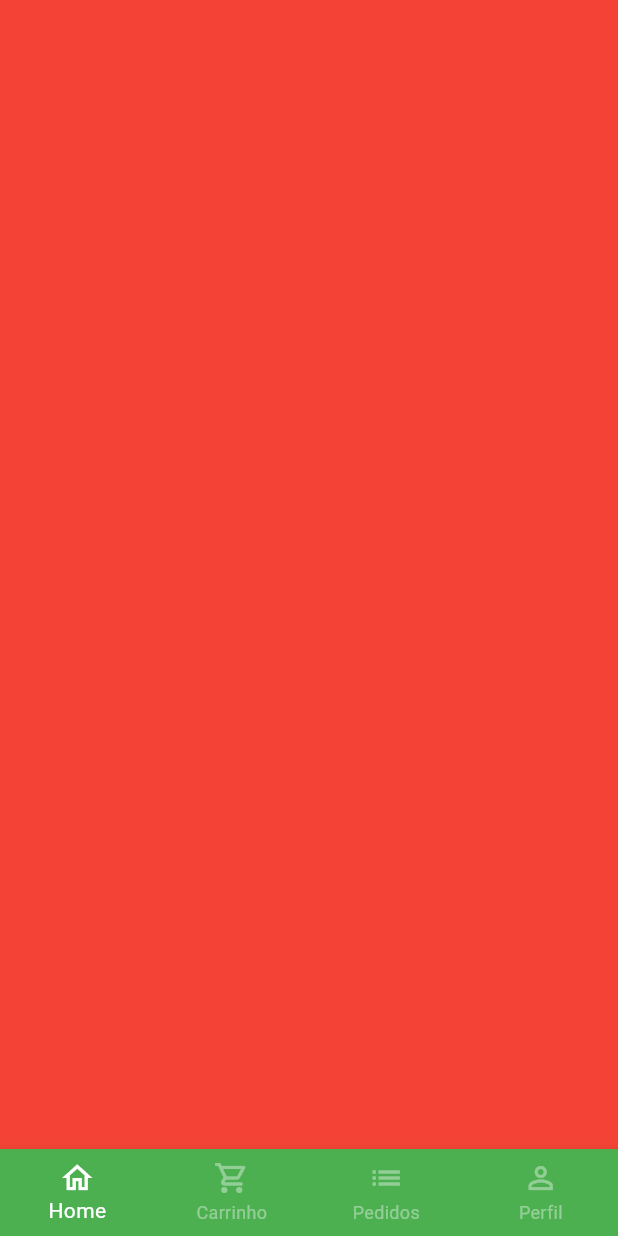
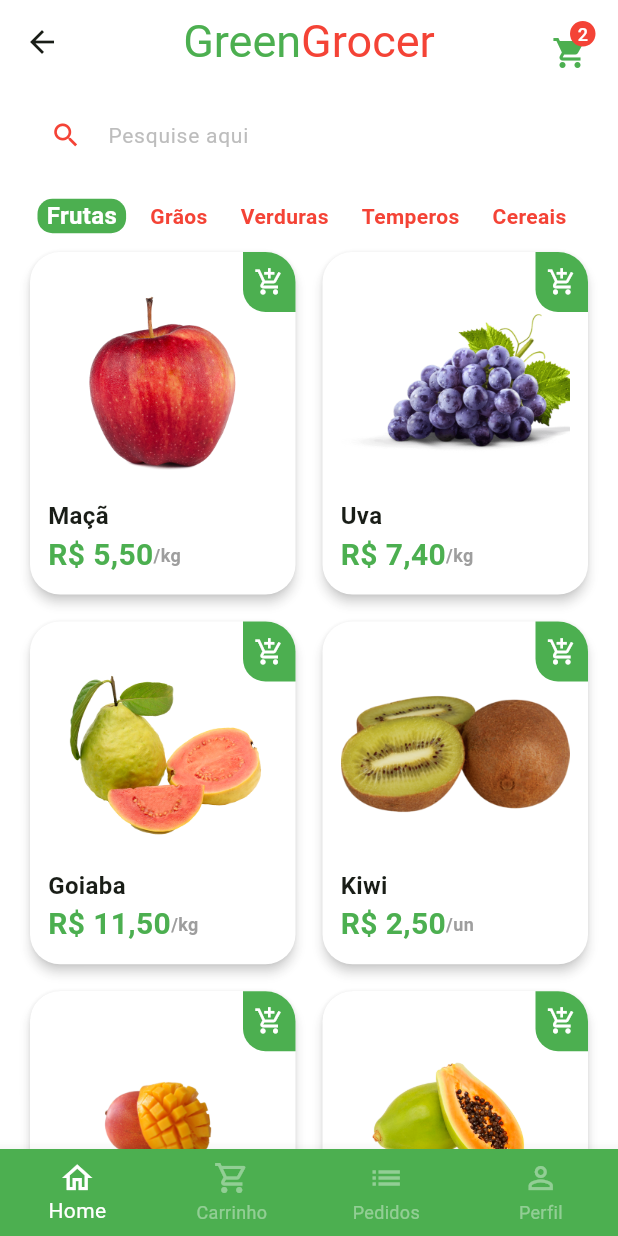
Before and after one commit to lucasletro/GreenGrocer, a Flutter app: the BaseScreen screen opened directly, on a phone screen of 412 x 824 dp. Run offline on Flutter 3.47's test engine with Material 2 defaults, Android fonts, the phone set to English and light mode, and no system bars; our stand-ins replace animated_text_kit, mask_text_input_formatter.

Commit message:
Tela Home.

```diff
--- a/lib/main.dart
+++ b/lib/main.dart
@@ -1,5 +1,6 @@
 import 'package:flutter/material.dart';
-import 'package:greengrocer/src/auth/sign_in_screen.dart';
+import 'package:greengrocer/src/pages/auth/sign_in_screen.dart';
+
 
 void main() {
   runApp(const MyApp());
@@ -15,6 +16,7 @@ class MyApp extends StatelessWidget {
       title: 'Flutter Demo',
       theme: ThemeData(
         colorScheme: ColorScheme.fromSeed(seedColor: Colors.green),
+        scaffoldBackgroundColor: Colors.white.withAlpha(190),
         useMaterial3: true,
       ),
       debugShowCheckedModeBanner: false,
--- /dev/null
+++ b/lib/src/config/app_data.dart
@@ -0,0 +1,76 @@
+//AQUI VAMOS ADICIONAR TODOS OS DADOS QUE VAMOS
+//USAR NO APP.
+
+import 'package:greengrocer/src/models/item_model.dart';
+
+ItemModel apple = ItemModel(
+  description:
+      'A melhor maçã da região e que conta com o melhor preço de qualquer quitanda. Este item conta com vitaminas essenciais para o fortalecimento corporal, resultando em uma vida saudável.',
+  imgUrl: 'assets/fruits/apple.png',
+  itemName: 'Maçã',
+  price: 5.5,
+  unit: 'kg',
+);
+
+ItemModel grape = ItemModel(
+  imgUrl: 'assets/fruits/grape.png',
+  itemName: 'Uva',
+  price: 7.4,
+  unit: 'kg',
+  description:
+      'A melhor uva da região e que conta com o melhor preço de qualquer quitanda. Este item conta com vitaminas essenciais para o fortalecimento corporal, resultando em uma vida saudável.',
+);
+
+ItemModel guava = ItemModel(
+  imgUrl: 'assets/fruits/guava.png',
+  itemName: 'Goiaba',
+  price: 11.5,
+  unit: 'kg',
+  description:
+      'A melhor goiaba da região e que conta com o melhor preço de qualquer quitanda. Este item conta com vitaminas essenciais para o fortalecimento corporal, resultando em uma vida saudável.',
+);
+
+ItemModel kiwi = ItemModel(
+  imgUrl: 'assets/fruits/kiwi.png',
+  itemName: 'Kiwi',
+  price: 2.5,
+  unit: 'un',
+  description:
+      'O melhor kiwi da região e que conta com o melhor preço de qualquer quitanda. Este item conta com vitaminas essenciais para o fortalecimento corporal, resultando em uma vida saudável.',
+);
+
+ItemModel mango = ItemModel(
+  imgUrl: 'assets/fruits/mango.png',
+  itemName: 'Manga',
+  price: 2.5,
+  unit: 'un',
+  description:
+      'A melhor manga da região e que conta com o melhor preço de qualquer quitanda. Este item conta com vitaminas essenciais para o fortalecimento corporal, resultando em uma vida saudável.',
+);
+
+ItemModel papaya = ItemModel(
+  imgUrl: 'assets/fruits/papaya.png',
+  itemName: 'Mamão papaya',
+  price: 8,
+  unit: 'kg',
+  description:
+      'O melhor mamão da região e que conta com o melhor preço de qualquer quitanda. Este item conta com vitaminas essenciais para o fortalecimento corporal, resultando em uma vida saudável.',
+);
+
+//lista de items que vamos utilizar
+List<ItemModel> items = [
+  apple,
+  grape,
+  guava,
+  kiwi,
+  mango,
+  papaya,
+];
+
+List<String> categories = [
+  "Frutas",
+  "Grãos",
+  "Verduras",
+  "Temperos",
+  "Cereais",
+];
--- /dev/null
+++ b/lib/src/models/item_model.dart
@@ -0,0 +1,17 @@
+
+//CLASSE DE MODELO DO ITEM DE APRESENTAÇÃO NA TELA HOME.
+class ItemModel {
+  String itemName;
+  String imgUrl;
+  String unit;
+  double price;
+  String description;
+
+  ItemModel({
+    required this.description,
+    required this.imgUrl,
+    required this.itemName,
+    required this.price,
+    required this.unit,
+  });
+}
--- a/lib/src/auth/sign_up_screen.dart
+++ b/lib/src/pages/auth/sign_up_screen.dart
@@ -1,6 +1,7 @@
 import 'package:flutter/material.dart';
-import 'package:greengrocer/src/auth/components/custom_text_field.dart';
 import 'package:mask_text_input_formatter/mask_text_input_formatter.dart';
+
+import 'components/custom_text_field.dart';
 
 class SignUpScreen extends StatelessWidget {
   SignUpScreen({Key? key}) : super(key: key);
--- a/lib/src/base/base_screen.dart
+++ b/lib/src/pages/base/base_screen.dart
@@ -1,4 +1,7 @@
 import 'package:flutter/material.dart';
+
+import '../home/home_tab.dart';
+
 
 class BaseScreen extends StatefulWidget {
   const BaseScreen({Key? key}) : super(key: key);
@@ -19,7 +22,7 @@ class _BaseScreenState extends State<BaseScreen> {
         physics: const NeverScrollableScrollPhysics(),
         controller: pageController,
         children: [
-          Container(color: Colors.red,),
+          const HomeTab(),
           Container(color: Colors.yellow,),
           Container(color: Colors.blue,),
           Container(color: Colors.purple,),
--- /dev/null
+++ b/lib/src/pages/home/components/category_tile.dart
@@ -0,0 +1,46 @@
+import 'package:flutter/material.dart';
+
+//TILE DE CATEGORIAS USADO NA HOME_TAB
+//NA SEÇÃO DE CATEGORIAS.
+
+class CategoryTile extends StatelessWidget {
+  const CategoryTile({
+    Key? key,
+    required this.category,
+    required this.isSelected,
+    required this.onPressed,
+
+  }) : super(key: key);
+
+  final String category;
+  final bool isSelected;
+  final VoidCallback onPressed;
+
+  @override
+  Widget build(BuildContext context) {
+
+    return GestureDetector(
+      onTap: onPressed,
+      child: Align(
+        alignment: Alignment.center,
+        child: Container(
+          padding: const EdgeInsets.symmetric(
+            horizontal: 6,
+          ),
+          decoration: BoxDecoration(
+              borderRadius: BorderRadius.circular(10),
+              color: isSelected ? Colors.green : Colors.transparent,
+          ),
+          child: Text(
+            category,
+            style: TextStyle(
+              color: isSelected ? Colors.white : Colors.red,
+              fontWeight: FontWeight.bold,
+              fontSize: isSelected ? 16 : 14,
+            ),
+          ),
+        ),
+      ),
+    );
+  }
+}
--- /dev/null
+++ b/lib/src/pages/home/components/item_tile.dart
@@ -0,0 +1,99 @@
+import 'package:flutter/material.dart';
+import 'package:greengrocer/src/models/item_model.dart';
+import 'package:greengrocer/src/services/utils_services.dart';
+
+//TILE DOS PRODUTOS QUE VAI SER CHAMADO NO GRID VIEW NA HOME_TAB
+
+class ItemTile extends StatelessWidget {
+  ItemTile({
+    Key? key,
+    required this.item,
+  }) : super(key: key);
+
+  final UtilsServices utilsServices = UtilsServices();
+  //dentro de itemModel temos todos os dados do produto
+  //como nome, imagem, preço etc..
+  final ItemModel item;
+
+  @override
+  Widget build(BuildContext context) {
+
+    return Stack(
+      children: [
+        Card(
+          elevation: 3,
+          color: Colors.white,
+          shadowColor: Colors.grey.shade300,
+          shape: RoundedRectangleBorder(
+            borderRadius: BorderRadius.circular(20),
+          ),
+
+          child: Padding(
+            padding: const EdgeInsets.all(12),
+            child: Column(
+              crossAxisAlignment: CrossAxisAlignment.stretch,
+              children: [
+                //imagem
+                Expanded(child: Image.asset(item.imgUrl)),
+                //nome
+                Text(
+                  item.itemName,
+                  style: const TextStyle(
+                    fontSize: 16,
+                    fontWeight: FontWeight.bold,
+                  ),
+                ),
+
+                //preço - unidade
+                Row(
+                  children: [
+                    Text(
+                      utilsServices.priceToCurrency(item.price),
+                      style: const TextStyle(
+                          fontWeight: FontWeight.bold,
+                          fontSize: 20,
+                          color: Colors.green),
+                    ),
+
+                    Text(
+                        "/${item.unit}",
+                      style: TextStyle(
+                        color: Colors.grey.shade500,
+                        fontWeight: FontWeight.bold,
+                        fontSize: 12,
+                      ),
+                    ),
+                  ],
+                ),
+              ],
+            ),
+          ),
+        ),
+
+        Positioned(
+          top: 4,
+          right: 4,
+          child: GestureDetector(
+            onTap: (){},
+            child: Container(
+              height: 40,
+              width: 35,
+              decoration: const BoxDecoration(
+                  color: Colors.green,
+                borderRadius: BorderRadius.only(
+                  bottomLeft: Radius.circular(15),
+                  topRight: Radius.circular(20),
+                )
+              ),
+              child: const Icon(
+                Icons.add_shopping_cart_outlined,
+                color: Colors.white,
+                size: 20,
+              ),
+            ),
+          ),
+        ),
+      ],
+    );
+  }
+}
--- /dev/null
+++ b/lib/src/pages/home/home_tab.dart
@@ -0,0 +1,155 @@
+import 'package:flutter/material.dart';
+import 'package:greengrocer/src/pages/home/components/item_tile.dart';
+import '../../config/app_data.dart' as appData;
+import 'components/category_tile.dart';
+
+class HomeTab extends StatefulWidget {
+  const HomeTab({Key? key}) : super(key: key);
+
+  @override
+  State<HomeTab> createState() => _HomeTabState();
+}
+
+class _HomeTabState extends State<HomeTab> {
+
+  String selectedCategory = "Frutas";
+
+  @override
+  Widget build(BuildContext context) {
+    return Scaffold(
+      //APP BAR
+      appBar: AppBar(
+        centerTitle: true,
+        backgroundColor: Colors.transparent,
+        elevation: 0,
+        title: const Text.rich(
+          TextSpan(
+              style: TextStyle(
+                fontSize: 30,
+              ),
+              children: [
+                TextSpan(
+                    text: "Green",
+                    style: TextStyle(
+                      color: Colors.green,
+                    )),
+                TextSpan(
+                    text: "Grocer",
+                    style: TextStyle(
+                      color: Colors.red,
+                    )),
+              ]),
+        ),
+
+        actions: [
+          Padding(
+            padding: const EdgeInsets.only(top: 10, right: 20),
+            child: GestureDetector(
+              onTap: () {},
+              child: const Badge(
+                backgroundColor: Colors.red,
+                label: Text(
+                  "2",
+                  style: TextStyle(
+                    color: Colors.white,
+                    fontSize: 12,
+                  ),
+                ),
+                child: Padding(
+                  padding: EdgeInsets.only(top: 5),
+                  child: Icon(
+                    Icons.shopping_cart,
+                    color: Colors.green,
+                  ),
+                ),
+              ),
+            ),
+          ),
+        ],
+      ),
+
+      body: Column(
+        children: [
+          //CAMPO DE PESQUISA
+          Padding(
+            padding: const EdgeInsets.symmetric(
+              horizontal: 20,
+              vertical: 10,
+            ),
+            child: TextFormField(
+              decoration: InputDecoration(
+                filled: true,
+                fillColor: Colors.white,
+                //reduzir a altura
+                isDense: true,
+                hintText: "Pesquise aqui",
+                hintStyle: TextStyle(
+                  color: Colors.grey.shade400,
+                  fontSize: 14,
+                ),
+                prefixIcon: const Icon(
+                  Icons.search,
+                  color: Colors.red,
+                  size: 21,
+                ),
+                border: OutlineInputBorder(
+                  borderRadius: BorderRadius.circular(60),
+                  borderSide: const BorderSide(
+                    width: 0,
+                    style: BorderStyle.none, //bordas inesistentes
+                  ),
+                ),
+              ),
+            ),
+          ),
+
+          //CATEGORIAS
+          Container(
+            padding: const EdgeInsets.only(left: 25),
+            height: 40,
+            child: ListView.separated(
+              scrollDirection: Axis.horizontal,
+              itemBuilder: (_, index){
+                return CategoryTile(
+                  onPressed: (){
+                    setState(() {
+                      selectedCategory = appData.categories[index];
+                    });
+                  },
+                  category: appData.categories[index],
+                  isSelected: appData.categories[index] == selectedCategory,
+                );
+              },
+              //separação entre um item e outro na lista
+              separatorBuilder: (_, index) => const SizedBox(width: 10),
+              itemCount: appData.categories.length,
+            ),
+          ),
+
+          //GRID
+          Expanded(
+            child: GridView.builder(
+              padding: const EdgeInsets.fromLTRB(16, 0, 16, 16),
+              physics: const BouncingScrollPhysics(),
+                gridDelegate: const SliverGridDelegateWithFixedCrossAxisCount(
+                  //questoes de espaçamento entre um item e outro
+                  crossAxisCount: 2,
+                  mainAxisSpacing: 10,
+                  crossAxisSpacing: 10,
+                  childAspectRatio: 9/11.5,
+                ),
+                //quantidade de itens que vamos apresentar an tela
+                itemCount: appData.items.length,
+                itemBuilder: (_, index) {
+                  return ItemTile(
+                    item: appData.items[index],
+                  );
+                },
+            ),
+          ),
+
+        ],
+      ),
+    );
+  }
+}
--- /dev/null
+++ b/lib/src/services/utils_services.dart
@@ -0,0 +1,15 @@
+//classe para serviços como formataçao de valores,
+//formato de datas etc..
+import 'package:intl/intl.dart';
+
+class UtilsServices{
+
+  //converter o preço para uma moeda.
+  String priceToCurrency(double price){
+
+    NumberFormat numberFormat = NumberFormat.simpleCurrency(locale: "pt_BR");
+
+    return numberFormat.format(price);
+
+  }
+}
--- a/pubspec.yaml
+++ b/pubspec.yaml
@@ -37,6 +37,7 @@ dependencies:
   cupertino_icons: ^1.0.2
   animated_text_kit: ^4.2.2
   mask_text_input_formatter: ^2.4.0
+  intl: ^0.18.1
 
 dev_dependencies:
   flutter_test:
@@ -61,8 +62,8 @@ flutter:
   uses-material-design: true
 
   # To add assets to your application, add an assets section, like this:
-  # assets:
-  #   - images/a_dot_burr.jpeg
+  assets:
+     - assets/fruits/
   #   - images/a_dot_ham.jpeg
 
   # An image asset can refer to one or more resolution-specific "variants", see
```
Also changed, not shown: lib/src/pages/auth/sign_in_screen.dart (renamed from lib/src/auth/sign_in_screen.dart, +5 -3 lines), assets/fruits/apple.png (added), assets/fruits/grape.png (added), assets/fruits/guava.png (added), assets/fruits/kiwi.png (added), assets/fruits/mango.png (added), assets/fruits/papaya.png (added), lib/src/pages/auth/components/custom_text_field.dart (renamed from lib/src/auth/components/custom_text_field.dart), pubspec.lock.
